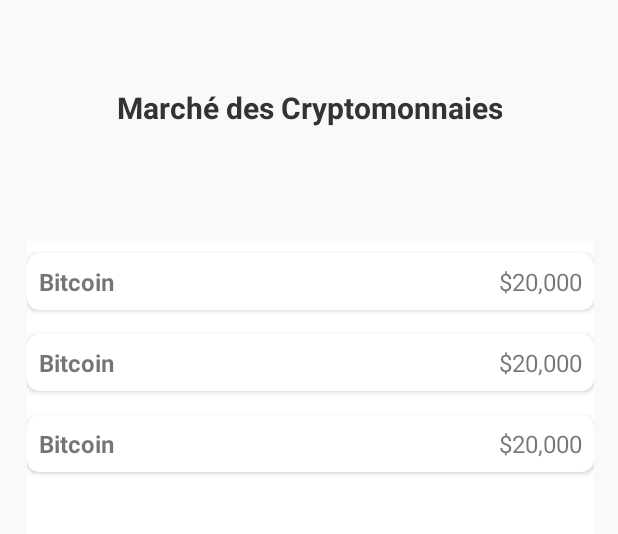
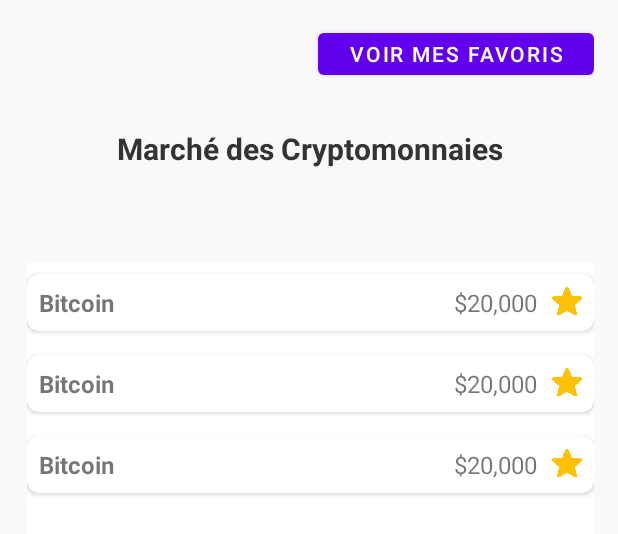
Before and after one commit to Mathias-Gh/CoinTrace, an Android app: the layout fragment_marche.xml on its own in the app's theme, with its tools: preview values and no code run, on a phone screen of 412 x 824 dp. Shown: the top 534 px of the screen. Run offline under Robolectric (Android 15) with nearby library versions, the phone set to English and light mode, and no system bars.

Commit message:
Ajout des fichiers pour la fonctionnalité des favoris

```diff
--- a/app/build.gradle.kts
+++ b/app/build.gradle.kts
@@ -51,6 +51,7 @@
     implementation(libs.androidx.navigation.fragment.ktx)
     implementation(libs.androidx.navigation.ui.ktx)
     implementation(libs.androidx.activity)
+    implementation(libs.androidx.media3.common.ktx)
     testImplementation(libs.junit)
     androidTestImplementation(libs.androidx.junit)
     androidTestImplementation(libs.androidx.espresso.core)
--- a/app/src/main/AndroidManifest.xml
+++ b/app/src/main/AndroidManifest.xml
@@ -17,6 +17,9 @@
         android:theme="@style/Theme.CoinTrace"
         tools:targetApi="31">
         <activity
+            android:name=".ui.FavoritesActivity"
+            android:exported="true" />
+        <activity
             android:name=".ui.CryptoDetailActivity"
             android:exported="false" />
         <activity
--- a/app/src/main/res/layout/fragment_marche.xml
+++ b/app/src/main/res/layout/fragment_marche.xml
@@ -10,10 +10,14 @@
     tools:context=".ui.marche.MarchéFragment">
 
     <!-- RecyclerView -->
+
+    <!-- ProgressBar -->
+
     <TextView
         android:id="@+id/titleTextView"
         android:layout_width="wrap_content"
         android:layout_height="wrap_content"
+        android:layout_marginTop="1dp"
         android:text="Marché des Cryptomonnaies"
         android:textAlignment="center"
         android:textColor="@color/title_text_color"
@@ -22,9 +26,7 @@
         app:layout_constraintBottom_toTopOf="@id/cryptoRecyclerView"
         app:layout_constraintEnd_toEndOf="parent"
         app:layout_constraintStart_toStartOf="parent"
-        app:layout_constraintTop_toTopOf="parent" />
-
-    <!-- ProgressBar -->
+        app:layout_constraintTop_toBottomOf="@+id/viewFavoritesButton" />
 
     <androidx.recyclerview.widget.RecyclerView
         android:id="@+id/cryptoRecyclerView"
@@ -47,14 +49,25 @@
         android:id="@+id/progressBar"
         android:layout_width="48dp"
         android:layout_height="48dp"
-        app:layout_constraintTop_toTopOf="parent"
-        app:layout_constraintBottom_toBottomOf="parent"
+        android:layout_marginTop="16dp"
+        android:indeterminateTint="@color/progress_bar_color"
+        android:visibility="gone"
+        app:layout_constraintBottom_toBottomOf="@+id/emptyStateTextView"
+        app:layout_constraintEnd_toEndOf="parent"
         app:layout_constraintStart_toStartOf="parent"
+        app:layout_constraintTop_toTopOf="parent" />
+
+
+    <Button
+        android:id="@+id/viewFavoritesButton"
+        android:layout_width="184dp"
+        android:layout_height="40dp"
+        android:text="Voir mes favoris"
         app:layout_constraintEnd_toEndOf="parent"
-        android:indeterminateTint="@color/progress_bar_color"
-        android:visibility="gone" />
+        app:layout_constraintHorizontal_bias="1.0"
+        app:layout_constraintStart_toStartOf="parent"
+        app:layout_constraintTop_toTopOf="parent" />
 
-    <!-- Texte pour liste vide -->
     <TextView
         android:id="@+id/emptyStateTextView"
         android:layout_width="wrap_content"
@@ -66,5 +79,8 @@
         app:layout_constraintBottom_toBottomOf="parent"
         app:layout_constraintStart_toStartOf="parent"
         app:layout_constraintEnd_toEndOf="parent"
-        android:visibility="gone" />
+        android:layout_centerInParent="true"
+        android:visibility="gone"
+        android:layout_alignParentTop="true"/>
+
 </androidx.constraintlayout.widget.ConstraintLayout>
--- a/app/src/main/res/layout/item_crypto.xml
+++ b/app/src/main/res/layout/item_crypto.xml
@@ -30,7 +30,20 @@
             android:layout_height="wrap_content"
             android:layout_weight="1"
             android:gravity="end"
+            android:paddingHorizontal="10dp"
             android:text="$20,000"
-            android:textSize="16sp"/>
+            android:textSize="16sp" />
+
+        <ImageButton
+            android:id="@+id/favoriteButton"
+            android:layout_width="20dp"
+            android:layout_height="20dp"
+            android:background="@drawable/ic_favorite_border"
+            android:contentDescription="Ajouter aux favoris"
+            app:layout_constraintEnd_toEndOf="parent"
+            app:layout_constraintTop_toTopOf="parent"
+            app:tint="#D1D1D1"/>
+
+
     </LinearLayout>
 </androidx.cardview.widget.CardView>
--- a/app/src/main/res/values/colors.xml
+++ b/app/src/main/res/values/colors.xml
@@ -6,6 +6,8 @@
     <color name="purple_700">#FF3700B3</color>
     <color name="teal_200">#FF03DAC5</color>
     <color name="teal_700">#FF018786</color>
+    <color name="primaryColor">#673AB7</color>
+
 
     <!-- Couleurs de base -->
     <color name="black">#FF000000</color>
--- a/gradle/libs.versions.toml
+++ b/gradle/libs.versions.toml
@@ -15,6 +15,7 @@
 navigationUiKtx = "2.8.5"
 retrofit = "2.9.0"
 activity = "1.9.3"
+media3CommonKtx = "1.5.0"
 
 [libraries]
 retrofit-gson = { group = "com.squareup.retrofit2", name = "converter-gson", version = "2.9.0" }
@@ -32,6 +33,7 @@
 androidx-navigation-fragment-ktx = { group = "androidx.navigation", name = "navigation-fragment-ktx", version.ref = "navigationFragmentKtx" }
 androidx-navigation-ui-ktx = { group = "androidx.navigation", name = "navigation-ui-ktx", version.ref = "navigationUiKtx" }
 androidx-activity = { group = "androidx.activity", name = "activity", version.ref = "activity" }
+androidx-media3-common-ktx = { group = "androidx.media3", name = "media3-common-ktx", version.ref = "media3CommonKtx" }
 
 [plugins]
 android-application = { id = "com.android.application", version.ref = "agp" }
```
Also changed, not shown: app/src/main/java/com/example/cointrace/adapters/CryptoAdapter.kt (+24 -5 lines), app/src/main/java/com/example/cointrace/ui/CryptoDetailActivity.kt (+27 -5 lines), app/src/main/java/com/example/cointrace/ui/FavoritesActivity.kt (added, +52 -0 lines), app/src/main/java/com/example/cointrace/ui/marché/MarchéFragment.kt (+83 -15 lines), app/src/main/res/layout/activity_crypto_detail.xml (+20 -7 lines), app/src/main/res/layout/activity_favorites.xml (added, +20 -0 lines), app/src/main/res/drawable/ic_favorite.png (added), app/src/main/res/drawable/ic_favorite_border.png (added).
